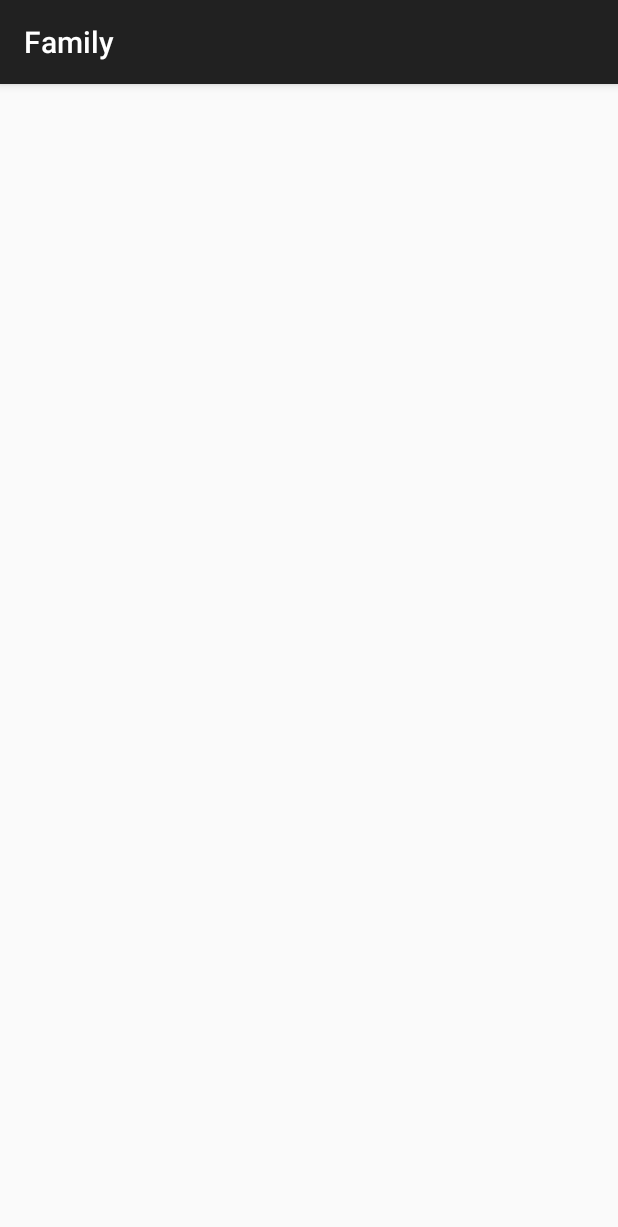
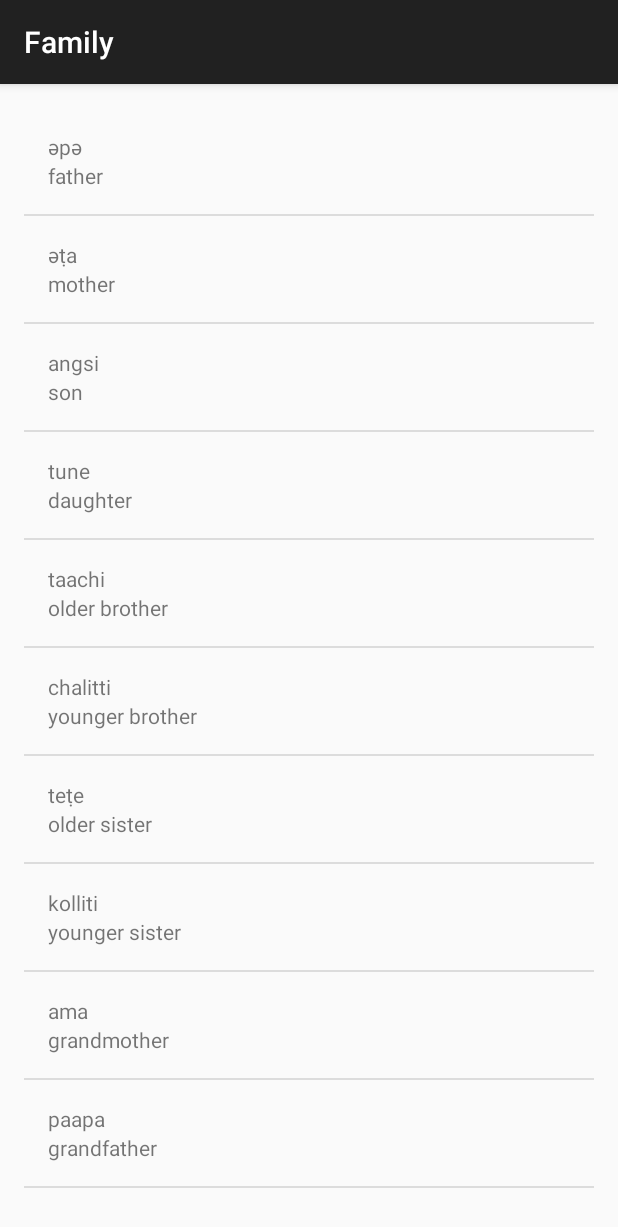
Before and after one commit to poncerapha/muakiapp, an Android app: the FamilyActivity screen opened directly, with no data from a screen before it, on a phone screen of 412 x 824 dp. Shown: the top 1227 px of the screen. Run offline under Robolectric (Android 15) with nearby library versions, the phone set to English and light mode, and no system bars.

Commit message:
Adicionando todo o dicionario muaki

```diff
--- a/app/src/main/java/com/example/muakiapp/FamilyActivity.java
+++ b/app/src/main/java/com/example/muakiapp/FamilyActivity.java
@@ -3,12 +3,38 @@
 import androidx.appcompat.app.AppCompatActivity;
 
 import android.os.Bundle;
+import android.widget.ListView;
+
+import java.util.ArrayList;
 
 public class FamilyActivity extends AppCompatActivity {
 
     @Override
     protected void onCreate(Bundle savedInstanceState) {
         super.onCreate(savedInstanceState);
-        setContentView(R.layout.activity_family);
+        setContentView(R.layout.activity_numbers);
+
+
+        ArrayList<Word> words = new ArrayList<Word>();
+
+        words.add(new Word("father", "әpә"));
+        words.add(new Word("mother", "әṭa"));
+        words.add(new Word("son", "angsi"));
+        words.add(new Word("daughter", "tune"));
+        words.add(new Word("older brother", "taachi"));
+        words.add(new Word("younger brother", "chalitti"));
+        words.add(new Word("older sister", "teṭe"));
+        words.add(new Word("younger sister", "kolliti"));
+        words.add(new Word("grandmother", "ama"));
+        words.add(new Word("grandfather", "paapa"));
+
+
+        WordAdapter adapter = new WordAdapter(this, words);
+
+        ListView listView = findViewById(R.id.list);
+
+        listView.setAdapter(adapter);
+
+
     }
 }
```
Also changed, not shown: app/src/main/java/com/example/muakiapp/ColorsActivity.java (+27 -1 lines), app/src/main/java/com/example/muakiapp/PhrasesActivity.java (+27 -1 lines).
